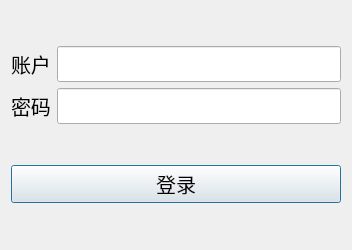
Old version of the form ui/Login.ui in the repository Desmond121/CEESS.
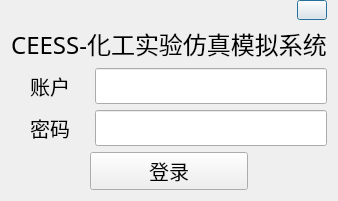
New version of the form.

Diff of the .ui file:
```diff
--- a/ui/Login.ui
+++ b/ui/Login.ui
@@ -6,51 +6,86 @@
    <rect>
     <x>0</x>
     <y>0</y>
-    <width>352</width>
-    <height>250</height>
+    <width>332</width>
+    <height>190</height>
    </rect>
   </property>
   <property name="windowTitle">
    <string>CESS-登录</string>
   </property>
   <layout class="QVBoxLayout" name="verticalLayout">
+   <property name="spacing">
+    <number>6</number>
+   </property>
+   <property name="topMargin">
+    <number>0</number>
+   </property>
    <item>
-    <layout class="QGridLayout" name="gridLayout">
-     <item row="2" column="1">
-      <widget class="QLineEdit" name="lineEdit_Password">
-       <property name="font">
-        <font>
-         <family>微软雅黑</family>
-         <pointsize>15</pointsize>
-         <weight>50</weight>
-         <bold>false</bold>
-        </font>
+    <layout class="QHBoxLayout" name="horizontalLayout_4">
+     <item>
+      <spacer name="horizontalSpacer_3">
+       <property name="orientation">
+        <enum>Qt::Horizontal</enum>
        </property>
-      </widget>
+       <property name="sizeType">
+        <enum>QSizePolicy::Expanding</enum>
+       </property>
+       <property name="sizeHint" stdset="0">
+        <size>
+         <width>20</width>
+         <height>20</height>
+        </size>
+       </property>
+      </spacer>
      </item>
-     <item row="2" column="0">
-      <widget class="QLabel" name="label_Password">
+     <item>
+      <widget class="QPushButton" name="pushButton_2">
        <property name="sizePolicy">
-        <sizepolicy hsizetype="Preferred" vsizetype="Preferred">
+        <sizepolicy hsizetype="Fixed" vsizetype="Fixed">
          <horstretch>0</horstretch>
          <verstretch>0</verstretch>
         </sizepolicy>
        </property>
+       <property name="maximumSize">
+        <size>
+         <width>30</width>
+         <height>20</height>
+        </size>
+       </property>
+       <property name="text">
+        <string/>
+       </property>
+      </widget>
+     </item>
+    </layout>
+   </item>
+   <item>
+    <widget class="QLabel" name="label">
        <property name="font">
         <font>
-         <family>微软雅黑</family>
-         <pointsize>15</pointsize>
+       <family>华光准圆_CNKI</family>
+       <pointsize>18</pointsize>
          <weight>50</weight>
+       <italic>false</italic>
          <bold>false</bold>
+       <underline>false</underline>
+       <strikeout>false</strikeout>
+       <stylestrategy>PreferAntialias</stylestrategy>
+       <kerning>true</kerning>
         </font>
        </property>
        <property name="text">
-        <string>密码</string>
-       </property>
-      </widget>
-     </item>
-     <item row="0" column="0">
-      <widget class="QLabel" name="label_Account">
+      <string>CEESS-化工实验仿真模拟系统</string>
+     </property>
+     <property name="alignment">
+      <set>Qt::AlignCenter</set>
+     </property>
+    </widget>
+   </item>
+   <item>
+    <layout class="QHBoxLayout" name="horizontalLayout" stretch="1,3">
+     <item>
+      <widget class="QLabel" name="accLabel">
        <property name="sizePolicy">
         <sizepolicy hsizetype="Preferred" vsizetype="Preferred">
          <horstretch>0</horstretch>
@@ -59,7 +94,7 @@
        </property>
        <property name="font">
         <font>
-         <family>微软雅黑</family>
+         <family>华光准圆_CNKI</family>
          <pointsize>15</pointsize>
          <weight>50</weight>
          <bold>false</bold>
@@ -68,10 +103,13 @@
        <property name="text">
         <string>账户</string>
        </property>
+       <property name="alignment">
+        <set>Qt::AlignCenter</set>
+       </property>
       </widget>
      </item>
-     <item row="0" column="1">
-      <widget class="QLineEdit" name="LineEdit_Account">
+     <item>
+      <widget class="QLineEdit" name="accLineEdit">
        <property name="font">
         <font>
          <family>微软雅黑</family>
@@ -83,6 +121,61 @@
       </widget>
      </item>
     </layout>
+   </item>
+   <item>
+    <layout class="QHBoxLayout" name="horizontalLayout_2" stretch="1,3">
+     <item>
+      <widget class="QLabel" name="pswLabel">
+       <property name="sizePolicy">
+        <sizepolicy hsizetype="Preferred" vsizetype="Preferred">
+         <horstretch>0</horstretch>
+         <verstretch>0</verstretch>
+        </sizepolicy>
+       </property>
+       <property name="font">
+        <font>
+         <family>华光准圆_CNKI</family>
+         <pointsize>15</pointsize>
+         <weight>50</weight>
+         <bold>false</bold>
+        </font>
+       </property>
+       <property name="text">
+        <string>密码</string>
+       </property>
+       <property name="alignment">
+        <set>Qt::AlignCenter</set>
+       </property>
+      </widget>
+     </item>
+     <item>
+      <widget class="QLineEdit" name="pswLineEdit">
+       <property name="font">
+        <font>
+         <family>微软雅黑</family>
+         <pointsize>15</pointsize>
+         <weight>50</weight>
+         <bold>false</bold>
+        </font>
+       </property>
+      </widget>
+     </item>
+    </layout>
+   </item>
+   <item>
+    <layout class="QHBoxLayout" name="horizontalLayout_3" stretch="1,2,1">
+     <item>
+      <spacer name="horizontalSpacer">
+       <property name="orientation">
+        <enum>Qt::Horizontal</enum>
+       </property>
+       <property name="sizeHint" stdset="0">
+        <size>
+         <width>40</width>
+         <height>20</height>
+        </size>
+       </property>
+      </spacer>
    </item>
    <item>
     <widget class="QPushButton" name="loginButtom">
@@ -96,6 +189,21 @@
       <string>登录</string>
      </property>
     </widget>
+     </item>
+     <item>
+      <spacer name="horizontalSpacer_2">
+       <property name="orientation">
+        <enum>Qt::Horizontal</enum>
+       </property>
+       <property name="sizeHint" stdset="0">
+        <size>
+         <width>40</width>
+         <height>20</height>
+        </size>
+       </property>
+      </spacer>
+     </item>
+    </layout>
    </item>
   </layout>
  </widget>
```
Left out of the diff: 4 changed lines with no effect on the pictures. Lines whose indentation alone changed are shown as unchanged.
